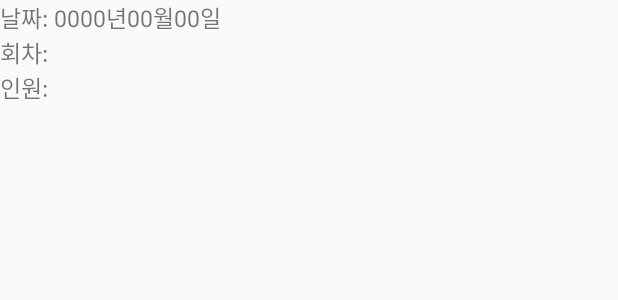
After one commit to jacmeq/mobileExp, an Android app: the layout booking_check.xml on its own in the app's theme, with its tools: preview values and no code run, on a phone screen of 412 x 824 dp. The commit adds this screen. Shown: the top 300 px of the screen. Run offline under Robolectric (Android 15) with nearby library versions, the phone set to English and light mode, and no system bars.

Commit message:
booking_check ADD 메인xml 예약버튼 추가, 로그인창 intent수정, 로그인창 예약하기 버튼 삭제, 예약확인창 추가 작성

```diff
--- a/app/src/main/AndroidManifest.xml
+++ b/app/src/main/AndroidManifest.xml
@@ -25,6 +25,7 @@
         <activity android:name=".Main_registerActivity" android:label="회원가입 액티비티"/>
         <activity android:name=".Main_loginActivity" android:label="로그인 액티비티"/>
         <activity android:name=".BookingActivity" android:label="예약 액티비티"/>
+        <activity android:name=".Booking_checkActivity" android:label="예약 확인액티비티"/>
 
     </application>
 
--- a/app/src/main/res/layout/activity_main.xml
+++ b/app/src/main/res/layout/activity_main.xml
@@ -15,6 +15,11 @@
         android:src="@drawable/main1"
         android:text="전시보러가기"
         tools:ignore="SpeakableTextPresentCheck" />
+    <Button
+        android:id="@+id/mainbooking_btn"
+        android:layout_width="match_parent"
+        android:layout_height="wrap_content"
+        android:text="예약"/>
 
     <ImageButton
         android:id="@+id/mainbtn2"
--- a/app/src/main/res/layout/booking.xml
+++ b/app/src/main/res/layout/booking.xml
@@ -111,7 +111,7 @@
             android:textColor="#000000"
             android:textSize="20sp"
             android:layout_margin="10dp"
-            android:id="@+id/counter"/>
+            android:id="@+id/people_counter"/>
         <Button
             android:layout_width="60dp"
             android:layout_height="wrap_content"
@@ -171,7 +171,7 @@
             android:text="회차 "
             android:textColor="#000000"
             android:textSize="20sp"
-            android:id="@+id/textview"/>
+            android:id="@+id/tvTime"/>
     </LinearLayout>
 
     <Button
--- /dev/null
+++ b/app/src/main/res/layout/booking_check.xml
@@ -0,0 +1,98 @@
+<?xml version="1.0" encoding="utf-8"?>
+<LinearLayout xmlns:android="http://schemas.android.com/apk/res/android"
+    android:layout_width="match_parent"
+    android:layout_height="wrap_content"
+    xmlns:tools="http://schemas.android.com/tools"
+    android:orientation="vertical"
+    tools:context=".Booking_checkActivity">
+
+    <LinearLayout
+        android:layout_width="wrap_content"
+        android:layout_height="wrap_content"
+        android:orientation="horizontal">
+
+        <TextView
+            android:id="@+id/Date"
+            android:layout_width="match_parent"
+            android:layout_height="wrap_content"
+            android:textSize="15dp"
+            android:text="날짜: " />
+
+        <TextView
+            android:id="@+id/tvYear2"
+            android:layout_width="wrap_content"
+            android:layout_height="wrap_content"
+            android:textSize="15dp"
+            android:text="0000" />
+
+        <TextView
+            android:layout_width="wrap_content"
+            android:layout_height="wrap_content"
+            android:textSize="15dp"
+            android:text="년" />
+
+        <TextView
+            android:id="@+id/tvMonth2"
+            android:layout_width="wrap_content"
+            android:layout_height="wrap_content"
+            android:textSize="15dp"
+            android:text="00" />
+
+        <TextView
+            android:layout_width="wrap_content"
+            android:layout_height="wrap_content"
+            android:textSize="15dp"
+            android:text="월" />
+
+        <TextView
+            android:id="@+id/tvDay2"
+            android:layout_width="wrap_content"
+            android:layout_height="wrap_content"
+            android:textSize="15dp"
+            android:text="00" />
+
+        <TextView
+            android:layout_width="wrap_content"
+            android:layout_height="wrap_content"
+            android:textSize="15dp"
+            android:text="일" />
+
+    </LinearLayout>
+
+    <LinearLayout
+        android:layout_width="match_parent"
+        android:layout_height="wrap_content"
+        android:orientation="horizontal">
+
+        <TextView
+            android:layout_width="wrap_content"
+            android:layout_height="wrap_content"
+            android:textSize="15dp"
+            android:text="회차:" />
+        <TextView
+            android:id="@+id/Seat2"
+            android:layout_width="wrap_content"
+            android:layout_height="wrap_content"
+            android:textSize="15dp"
+            android:text="" />
+    </LinearLayout>
+
+    <LinearLayout
+        android:layout_width="match_parent"
+        android:layout_height="wrap_content"
+        android:orientation="horizontal">
+
+        <TextView
+            android:layout_width="wrap_content"
+            android:layout_height="wrap_content"
+            android:textSize="15dp"
+            android:text="인원: " />
+        <TextView
+            android:id="@+id/people_counter2"
+            android:layout_width="wrap_content"
+            android:layout_height="wrap_content"
+            android:textSize="15dp"
+            android:text="" />
+    </LinearLayout>
+
+</LinearLayout>
--- a/app/src/main/res/layout/select_art.xml
+++ b/app/src/main/res/layout/select_art.xml
@@ -3,7 +3,8 @@
     xmlns:tools="http://schemas.android.com/tools"
     android:layout_width="match_parent"
     android:layout_height="match_parent"
-    android:orientation="vertical">
+    android:orientation="vertical"
+    tools:context=".Select_artActivity">
 
     <ImageButton
         android:id="@+id/play"
```
Also changed, not shown: app/src/main/java/com/culture/mobileexp/BookingActivity.java (+31 -34 lines), app/src/main/java/com/culture/mobileexp/Booking_checkActivity.java (added, +33 -0 lines), app/src/main/java/com/culture/mobileexp/MainActivity.java (+11 -0 lines), app/src/main/java/com/culture/mobileexp/Main_loginActivity.java (+2 -11 lines), app/src/main/res/layout/main_login.xml (+0 -10 lines).
